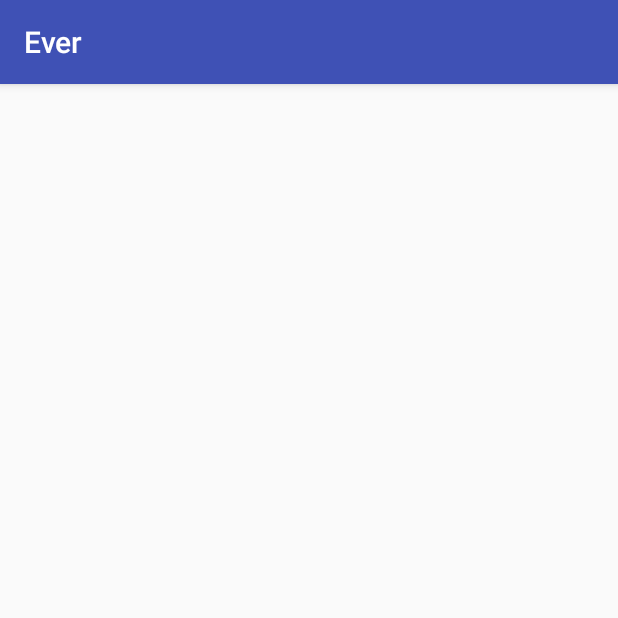
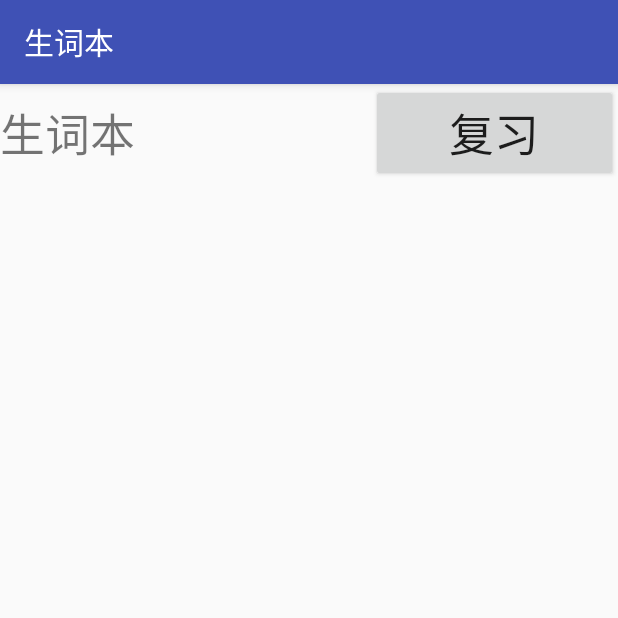
Before and after one commit to SPA-SPA-SPA/French_APP, an Android app: the WordListActivity screen opened directly, with no data from a screen before it, on a phone screen of 412 x 824 dp, the top half of it. Run offline under Robolectric (Android 15) with nearby library versions, the phone set to English and light mode, and no system bars.

Commit message:
change activity label

```diff
--- a/app/src/main/java/com/example/arthurlai/ever/MainActivity.java
+++ b/app/src/main/java/com/example/arthurlai/ever/MainActivity.java
@@ -18,4 +18,9 @@ public class MainActivity extends AppCompatActivity {
         Intent intent = new Intent(this, FindWordActivity.class);
         startActivity(intent);
     }
+
+    public void WordList(View view) {
+        Intent intent = new Intent(this, WordListActivity.class);
+        startActivity(intent);
+    }
 }
--- a/app/src/main/res/layout/activity_main.xml
+++ b/app/src/main/res/layout/activity_main.xml
@@ -35,6 +35,7 @@
             android:layout_below="@+id/FindWord_page"
             android:layout_centerHorizontal="true"
             android:layout_marginTop="20dp"
+            android:onClick="WordList"
             android:text="生词本" />
 
 
--- a/app/src/main/res/layout/activity_word_list.xml
+++ b/app/src/main/res/layout/activity_word_list.xml
@@ -5,5 +5,43 @@
     android:layout_width="match_parent"
     android:layout_height="match_parent"
     tools:context="com.example.arthurlai.ever.WordListActivity">
+<LinearLayout
+    android:layout_width="match_parent"
+    android:layout_height="match_parent"
+    android:orientation="vertical">
+
+    <LinearLayout
+        android:layout_width="match_parent"
+        android:layout_height="wrap_content"
+        android:orientation="horizontal">
+
+        <TextView
+            android:id="@+id/Text_WordList"
+            android:layout_width="match_parent"
+            android:layout_height="wrap_content"
+            android:layout_weight="2"
+            android:textSize="30dp"
+            android:text="生词本"
+            />
+
+        <Button
+            android:id="@+id/Button_revise"
+            android:layout_width="match_parent"
+            android:layout_height="wrap_content"
+            android:layout_toRightOf="@id/Text_WordList"
+            android:layout_weight="3"
+            android:textSize="30dp"
+            android:text="复习"
+            />
+    </LinearLayout>
+
+    <ListView
+        android:layout_width="wrap_content"
+        android:layout_height="wrap_content">
+
+    </ListView>
+
+</LinearLayout>
+
 
 </android.support.constraint.ConstraintLayout>
--- a/app/src/main/res/values/strings.xml
+++ b/app/src/main/res/values/strings.xml
@@ -1,3 +1,5 @@
 <resources>
     <string name="app_name">Ever</string>
+    <string name="FindWordActivity">查询单词</string>
+    <string name="WordListActivity">生词本</string>
 </resources>
```
Also changed, not shown: app/src/main/AndroidManifest.xml (+12 -2 lines).
